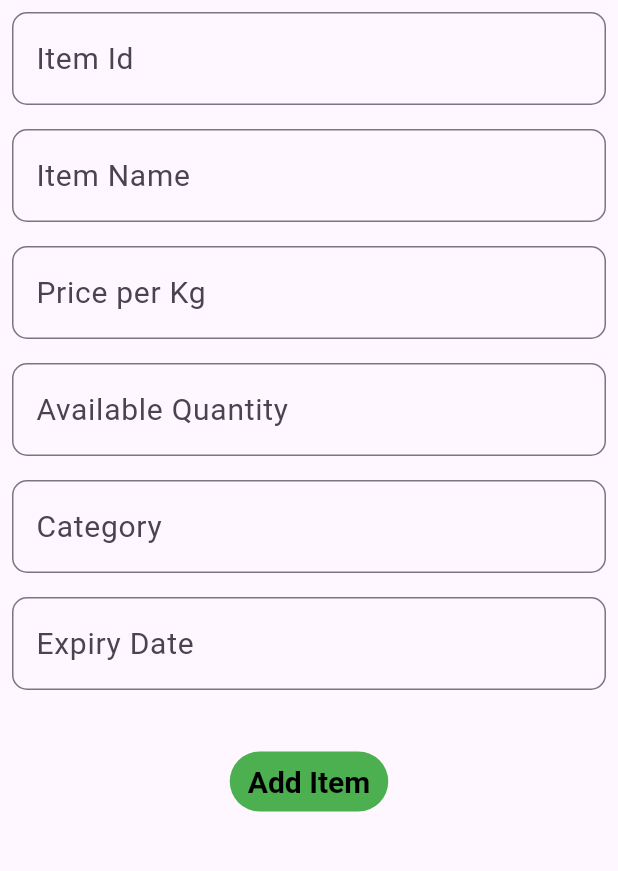
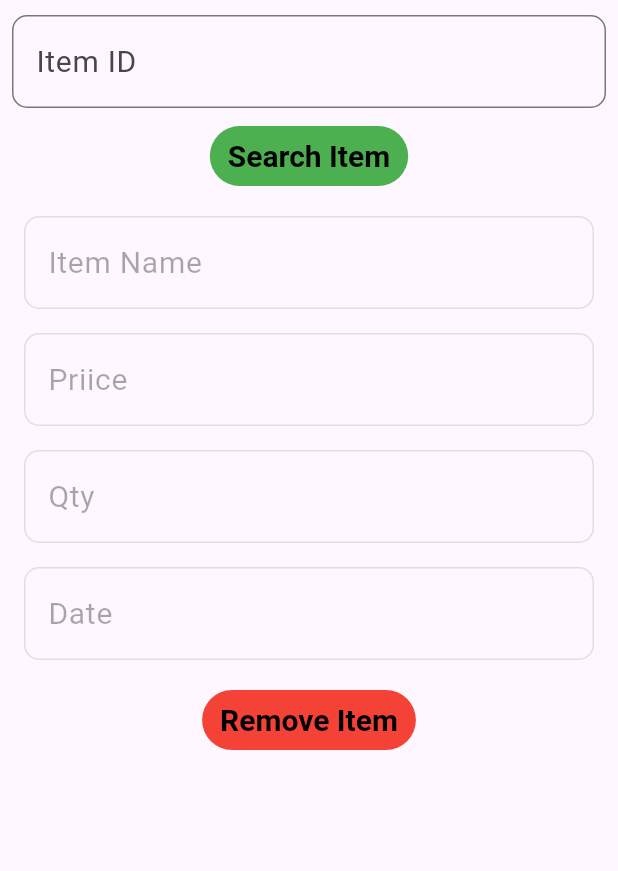
Before and after one commit to Eternatus9999/Thoga-Kade-Flutter-Project, a Flutter app: the screen it shows after launch, after a tap on "Remove Item", on a phone screen of 412 x 824 dp, the part 84-955 px from its top. Run offline on Flutter 3.47's test engine with Material 3 defaults, Android fonts, the phone set to English and light mode, and no system bars.

Commit message:
Add List view to the Project and made Remove Item Interface

```diff
--- a/lib/dto/Order.dart
+++ b/lib/dto/Order.dart
@@ -1,8 +1,8 @@
 class Order{
-  final String id;
-  final String item;
-  final double qty;
-  final double totalPrice;
+   String id;
+   String item;
+   double qty;
+   double totalPrice;
 
   Order(this.id, this.item, this.qty, this.totalPrice);
 
--- a/lib/main.dart
+++ b/lib/main.dart
@@ -1,6 +1,10 @@
 import 'package:flutter/material.dart';
 import 'package:thoga_kade/components/Heading.dart';
 import 'package:thoga_kade/pages/AddItem.dart';
+import 'package:thoga_kade/pages/PlaceOrder.dart';
+import 'package:thoga_kade/pages/RemoveItem.dart';
+import 'package:thoga_kade/pages/ViewItem.dart';
+import 'package:thoga_kade/pages/ViewOrder.dart';
 
 void main() {
   runApp(const MyApp());
@@ -38,7 +42,8 @@ class MyHomePage extends StatefulWidget {
 class _MyHomePageState extends State<MyHomePage> {
   @override
   Widget build(BuildContext context) {
-    return Scaffold(
+    return SafeArea(
+      child: Scaffold(
         appBar: Heading().create(),
         body: Container(
             child: CustomScrollView(
@@ -82,7 +87,7 @@ class _MyHomePageState extends State<MyHomePage> {
                         onTap: () {
                           Navigator.push(
                               context,
-                            MaterialPageRoute(builder: (context) => AddItem()));
+                              MaterialPageRoute(builder: (context) => RemoveItem()));
                         },
                         child: Container(
                             padding: EdgeInsets.all(8),
@@ -109,7 +114,7 @@ class _MyHomePageState extends State<MyHomePage> {
                         onTap: () {
                           Navigator.push(
                               context,
-                            MaterialPageRoute(builder: (context) => AddItem()));
+                              MaterialPageRoute(builder: (context) => ViewItem()));
                         },
                         child: Container(
                           padding: EdgeInsets.all(8),
@@ -136,7 +141,7 @@ class _MyHomePageState extends State<MyHomePage> {
                         onTap: () {
                           Navigator.push(
                               context,
-                            MaterialPageRoute(builder: (context) => AddItem()));
+                              MaterialPageRoute(builder: (context) => PlaceOrder()));
                         },
                         child: Container(
                           padding: EdgeInsets.all(8),
@@ -145,7 +150,7 @@ class _MyHomePageState extends State<MyHomePage> {
                             children: [
                               Padding(
                                 padding: const EdgeInsets.symmetric(horizontal: 30.0),
-                              child: Text('Add Order',style: TextStyle(fontWeight: FontWeight.bold, fontSize: 17),),
+                                child: Text('Place Order',style: TextStyle(fontWeight: FontWeight.bold, fontSize: 17),),
                               ),
                               Padding(
                                   padding: EdgeInsets.symmetric(vertical: 10),
@@ -163,7 +168,7 @@ class _MyHomePageState extends State<MyHomePage> {
                         onTap: () {
                           Navigator.push(
                               context,
-                            MaterialPageRoute(builder: (context) => AddItem()));
+                              MaterialPageRoute(builder: (context) => ViewOrder()));
                         },
                         child: Container(
                           padding: EdgeInsets.all(8),
@@ -192,6 +197,7 @@ class _MyHomePageState extends State<MyHomePage> {
               ],
             )
           ),
+      ),
     );
   }
 }
--- /dev/null
+++ b/lib/pages/RemoveItem.dart
@@ -0,0 +1,133 @@
+import 'package:flutter/cupertino.dart';
+import 'package:flutter/material.dart';
+import 'package:thoga_kade/components/Heading.dart';
+
+class RemoveItem extends StatelessWidget{
+  @override
+  Widget build(BuildContext context) {
+    return SafeArea(
+        child: Scaffold(
+          appBar: Heading().create(),
+          body: Padding(
+            padding: const EdgeInsets.symmetric(vertical: 10.0,horizontal: 8.0),
+            child: Container(
+              child: Column(
+                children: [
+                  TextField(
+                    onChanged: (String value){},
+                    style: TextStyle(
+                      fontSize: 20.0,
+                    ),
+                    decoration: InputDecoration(
+                      border: OutlineInputBorder(
+                        borderRadius: BorderRadius.circular(10.0),
+                      ),
+                      hintText: "Item ID",
+                    ),
+                  ),
+                  Padding(
+                    padding: const EdgeInsets.all(8.0),
+                    child: Center(
+                      child: TextButton(
+                        onPressed: () {
+
+                        },
+                        child: Text('Search Item', style: TextStyle(fontSize: 20, color: Colors.black),),
+                        style: TextButton.styleFrom(
+                          backgroundColor: Colors.green,
+                          textStyle: TextStyle(
+                            fontSize: 18.0,
+                            fontWeight: FontWeight.bold,
+                          ),
+                        ),
+                      ),
+                    ),
+                  ),
+                  Padding(
+                    padding: const EdgeInsets.all(8.0),
+                    child: TextField(
+                      onChanged: (String value){},
+                      enabled: false,
+                      style: TextStyle(
+                        fontSize: 20.0,
+                      ),
+                      decoration: InputDecoration(
+                        border: OutlineInputBorder(
+                          borderRadius: BorderRadius.circular(10.0),
+                        ),
+                        hintText: "Item Name",
+                      ),
+                    ),
+                  ),
+                  Padding(
+                    padding: const EdgeInsets.all(8.0),
+                    child: TextField(
+                      onChanged: (String value){},
+                      enabled: false,
+                      style: TextStyle(
+                        fontSize: 20.0,
+                      ),
+                      decoration: InputDecoration(
+                        border: OutlineInputBorder(
+                          borderRadius: BorderRadius.circular(10.0),
+                        ),
+                        hintText: "Priice",
+                      ),
+                    ),
+                  ),
+                  Padding(
+                    padding: const EdgeInsets.all(8.0),
+                    child: TextField(
+                      onChanged: (String value){},
+                      enabled: false,
+                      style: TextStyle(
+                        fontSize: 20.0,
+                      ),
+                      decoration: InputDecoration(
+                        border: OutlineInputBorder(
+                          borderRadius: BorderRadius.circular(10.0),
+                        ),
+                        hintText: "Qty",
+                      ),
+                    ),
+                  ),
+                  Padding(
+                    padding: const EdgeInsets.all(8.0),
+                    child: TextField(
+                      onChanged: (String value){},
+                      enabled: false,
+                      style: TextStyle(
+                        fontSize: 20.0,
+                      ),
+                      decoration: InputDecoration(
+                        border: OutlineInputBorder(
+                          borderRadius: BorderRadius.circular(10.0),
+                        ),
+                        hintText: "Date",
+                      ),
+                    ),
+                  ),
+                  Padding(
+                    padding: const EdgeInsets.all(8.0),
+                    child: Center(
+                      child: TextButton(
+                        onPressed: () {},
+                        child: Text('Remove Item', style: TextStyle(fontSize: 20, color: Colors.black),),
+                        style: TextButton.styleFrom(
+                          backgroundColor: Colors.red,
+                          textStyle: TextStyle(
+                            fontSize: 18.0,
+                            fontWeight: FontWeight.bold,
+                          ),
+                        ),
+                      ),
+                    ),
+                  )
+                ],
+              ),
+            ),
+          ),
+        )
+    );
+  }
+}
```
Also changed, not shown: lib/pages/PlaceOrder.dart (added, +52 -0 lines), lib/pages/ViewItem.dart (added, +33 -0 lines), lib/pages/ViewOrder.dart (added, +33 -0 lines). Lines whose indentation alone changed are shown as unchanged.
